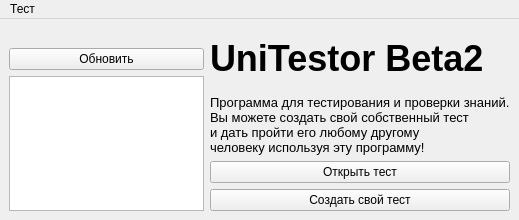
First picture: the form in thewindow.ui, repository IlyaBoykoProgr/UniTestor, before the edit.
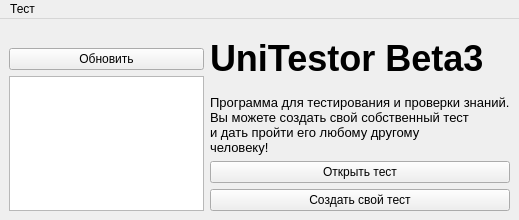
Second picture: the form after the edit.

Diff of the .ui file:
```diff
--- a/thewindow.ui
+++ b/thewindow.ui
@@ -47,7 +47,7 @@
          </font>
         </property>
         <property name="text">
-         <string>UniTestor Beta2</string>
+         <string>UniTestor Beta3</string>
         </property>
        </widget>
       </item>
@@ -62,7 +62,7 @@
          <string>Программа для тестирования и проверки знаний.
 Вы можете создать свой собственный тест
 и дать пройти его любому другому
-человеку используя эту программу!</string>
+человеку!</string>
         </property>
        </widget>
       </item>
```
